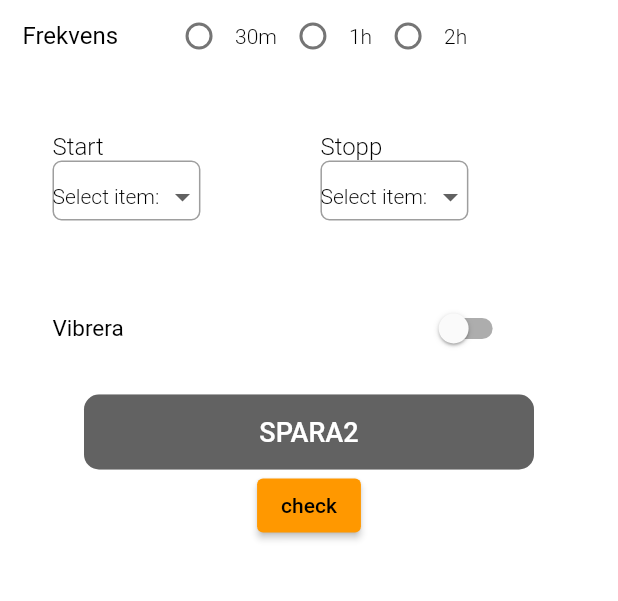
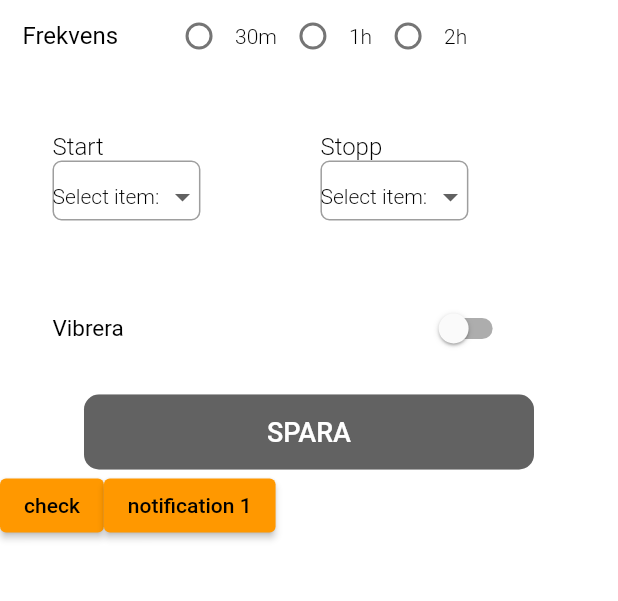
Before and after one commit to nhat091001/projectFlutter, a Flutter app: the OmHjarnFokusScreen screen opened directly, after a tap on the "menu" icon, after a tap on "PÅMINNELSER", on a phone screen of 412 x 824 dp, the part 159-760 px from its top. Run offline on Flutter 3.47's test engine with Material 2 defaults, Android fonts, the phone set to English and light mode, and no system bars; our stand-ins replace audioplayers, expandable, flutter_local_notifications, font_awesome_flutter, hive, hive_flutter and 1 more; missing offline and left inert: custom_check_box, syncfusion_flutter_pdfviewer; accounts and stored records are empty.

Commit message:
update 16-12-2021

```diff
--- a/screen1/lib/main.dart
+++ b/screen1/lib/main.dart
@@ -1,15 +1,12 @@
 import 'dart:io';
 
 import 'package:flutter/material.dart';
-import 'package:flutter/services.dart';
 import 'package:path_provider/path_provider.dart';
 import 'package:screen1/screens/luutru.dart';
 import 'package:screen1/screens/luutru2.dart';
 import './screens/splash_screen.dart';
-import 'package:screen1/screens/ovningar.dart';
 import 'package:hive_flutter/hive_flutter.dart';
 import 'package:hive/hive.dart';
-import 'package:path_provider/path_provider.dart';
 
 void main() async {
   WidgetsFlutterBinding.ensureInitialized();
@@ -27,6 +24,8 @@ void main() async {
 }
 
 class MyApp extends StatefulWidget {
+  const MyApp({Key? key}) : super(key: key);
+
   @override
   _MyAppState createState() => _MyAppState();
 }
@@ -44,54 +43,3 @@ class _MyAppState extends State<MyApp> {
     );
   }
 }
-
-// Text(
-//   '',
-//   style: kTextStyleOH,
-// ),
-// SizedBox(
-//   height: 20,
-// ),
-// Text(
-//   '',
-//   style: kTextStyleOH,
-// ),
-// SizedBox(
-//   height: 20,
-// ),
-// Text(
-//   '',
-//   style: kTextStyleOH,
-// ),
-// SizedBox(
-//   height: 20,
-// ),
-// Text(
-//   '  ',
-//   style: kTextStyleOH,
-// ),
-// SizedBox(
-//   height: 20,
-// ),
-// Text(
-//   '',
-//   style: kTextStyleOH,
-// ),
-// Text(
-//   '',
-//   style: kTextStyleOH,
-// ),
-// SizedBox(
-//   height: 20,
-// ),
-// Text(
-//   '',
-//   style: kTextStyleOH,
-// ),
-// SizedBox(
-//   height: 20,
-// ),
-// Text(
-//   '',
-//   style: kTextStyleOH,
-// ),
--- a/screen1/lib/screens/lib.dart
+++ b/screen1/lib/screens/lib.dart
@@ -1 +1 @@
-// TODO Implement this library.
+// TODO Implement this library
--- a/screen1/lib/screens/omhjarnfokus_screen.dart
+++ b/screen1/lib/screens/omhjarnfokus_screen.dart
@@ -1,9 +1,10 @@
 import 'package:flutter/material.dart';
 import 'package:screen1/screens/end_drawer_screen.dart';
-import '../drawer_screen.dart';
 import '../constants.dart';
 
 class OmHjarnFokusScreen extends StatefulWidget {
+  const OmHjarnFokusScreen({Key? key}) : super(key: key);
+
   @override
   _OmHjarnFokusScreenState createState() => _OmHjarnFokusScreenState();
 }
@@ -54,7 +55,7 @@ class _OmHjarnFokusScreenState extends State<OmHjarnFokusScreen> {
                     height: 10,
                   ),
                   RichText(
-                      text: TextSpan(children: <TextSpan>[
+                      text: TextSpan(children: const <TextSpan>[
                     TextSpan(
                         text:
                             'Johan Bergstad – leg. psykolog, föreläsare och en av Sveriges främsta experter på fokusträning – guidar dig genom övningarna. Läs mer i boken ',
@@ -93,7 +94,7 @@ class _OmHjarnFokusScreenState extends State<OmHjarnFokusScreen> {
                     height: 20,
                   ),
                   RichText(
-                    text: TextSpan(children: <TextSpan>[
+                    text: TextSpan(children: const <TextSpan>[
                       TextSpan(text: 'Lyssna på ', style: kTextStyleOH),
                       TextSpan(text: 'Introduktion ', style: kTextOH),
                       TextSpan(
@@ -120,7 +121,7 @@ class _OmHjarnFokusScreenState extends State<OmHjarnFokusScreen> {
                     height: 20,
                   ),
                   RichText(
-                    text: TextSpan(children: <TextSpan>[
+                    text: TextSpan(children: const <TextSpan>[
                       TextSpan(
                           text: 'Behöver du vila och återhämtning så finns ',
                           style: kTextStyleOH),
@@ -136,7 +137,7 @@ class _OmHjarnFokusScreenState extends State<OmHjarnFokusScreen> {
                     height: 20,
                   ),
                   RichText(
-                    text: TextSpan(children: <TextSpan>[
+                    text: TextSpan(children: const <TextSpan>[
                       TextSpan(
                           text:
                               'Träna bara när det passar utifrån situationen du befinner dig i. Det är till exempel inte lämpligt att öva när du kör bil eller gör något annat som kräver ditt fokus. Om du har fysiska eller psykiska hälsoutmaningar bör du rådfråga en läkare innan du övar. Avstå från stretchrörelserna i',
@@ -152,7 +153,7 @@ class _OmHjarnFokusScreenState extends State<OmHjarnFokusScreen> {
                     height: 20,
                   ),
                   RichText(
-                    text: TextSpan(children: <TextSpan>[
+                    text: TextSpan(children: const <TextSpan>[
                       TextSpan(
                           text:
                               'Hjärnfokus definieras som en icke-dömande uppmärksamhet i nuet. Du kan avsiktligt styra denna uppmärksamhet dit du vill (för mer information, se boken Hjärnfokus sidan 21). Du riktar uppmärksamheten och när den vandrar för du tillbaka den. Tack vare att fokus vandrar får du motståndet som behövs för att lyfta den inre hanteln och träna hjärnan.',
@@ -163,7 +164,7 @@ class _OmHjarnFokusScreenState extends State<OmHjarnFokusScreen> {
                     height: 20,
                   ),
                   RichText(
-                    text: TextSpan(children: <TextSpan>[
+                    text: TextSpan(children: const <TextSpan>[
                       TextSpan(
                           text:
                               'När du har lärt dig en övning kan du själv ställa in tidslängden och öva till ',
@@ -182,7 +183,7 @@ class _OmHjarnFokusScreenState extends State<OmHjarnFokusScreen> {
                     height: 20,
                   ),
                   RichText(
-                    text: TextSpan(children: <TextSpan>[
+                    text: TextSpan(children: const <TextSpan>[
                       TextSpan(text: 'På '),
                       TextSpan(text: 'hjärnfokus.se', style: kTextDecoration),
                       TextSpan(
@@ -195,7 +196,7 @@ class _OmHjarnFokusScreenState extends State<OmHjarnFokusScreen> {
                     height: 20,
                   ),
                   RichText(
-                    text: TextSpan(children: <TextSpan>[
+                    text: TextSpan(children: const <TextSpan>[
                       TextSpan(
                           text: 'Denna app är framtagen av ',
                           style: kTextStyleOH),
@@ -213,7 +214,7 @@ class _OmHjarnFokusScreenState extends State<OmHjarnFokusScreen> {
                     height: 20,
                   ),
                   RichText(
-                    text: TextSpan(children: <TextSpan>[
+                    text: TextSpan(children: const <TextSpan>[
                       TextSpan(
                           text: 'Här kan du läsa om hur vi hanterar ',
                           style: kTextStyleOH),
--- a/screen1/lib/screens/paminelser_screen.dart
+++ b/screen1/lib/screens/paminelser_screen.dart
@@ -2,9 +2,11 @@ import 'package:flutter/material.dart';
 import 'package:hive/hive.dart';
 import 'package:screen1/screens/end_drawer_screen.dart';
 import 'package:screen1/screens/luutru2.dart';
+import 'package:screen1/screens/notification.dart';
 import 'package:screen1/screens/testData2.dart';
 import 'package:screen1/screens/test_validate.dart';
 import '../drawer_screen.dart';
+import 'package:flutter_local_notifications/flutter_local_notifications.dart';
 
 class PaminelserScreen extends StatefulWidget {
   @override
@@ -12,6 +14,8 @@ class PaminelserScreen extends StatefulWidget {
 }
 
 class _PaminelserScreenState extends State<PaminelserScreen> {
+  //FlutterLocalNotificationsPlugin? flutterLocalNotificationsPlugin;
+
   final _formKey = GlobalKey<FormState>();
   bool isSwitched = true;
   bool isSwitched1 = false;
@@ -101,9 +105,28 @@ class _PaminelserScreenState extends State<PaminelserScreen> {
     // TODO: implement initState
     getFriendsBox();
     selected = 0;
-
+    // var androidIntialize = new AndroidInitializationSettings("light");
+    // var iOSInitialize = new IOSInitializationSettings(
+    //     requestSoundPermission: false,
+    //     requestBadgePermission: false,
+    //     requestAlertPermission: false);
+    // var initializationSettings = new InitializationSettings(
+    //     android: androidIntialize, iOS: iOSInitialize);
+    // flutterLocalNotificationsPlugin = new FlutterLocalNotificationsPlugin();
+    // flutterLocalNotificationsPlugin?.initialize(initializationSettings);
     super.initState();
   }
+
+  // Future _showNotification() async {
+  //   var androidDetails = new AndroidNotificationDetails(
+  //       'channelId', 'channelName',
+  //       importance: Importance.high);
+  //   var iosDetails = new IOSNotificationDetails();
+  //   var generalNotificationDetails =
+  //       new NotificationDetails(android: androidDetails, iOS: iosDetails);
+  //   await flutterLocalNotificationsPlugin?.show(0, 'notification title',
+  //       'notification body1', generalNotificationDetails);
+  // }
 
   @override
   Widget build(BuildContext context) {
@@ -405,14 +428,17 @@ class _PaminelserScreenState extends State<PaminelserScreen> {
                             print(noteChoose1);
                             print(noteSwitch1);
                             print("số lượng ${myBox?.length}");
+                            //_showNotification();
                           }
                         : null,
-                    child: Text('SPARA2',
+                    child: Text('SPARA',
                         style: TextStyle(color: Colors.white, fontSize: 18)),
                   ),
                 ),
                 Container(
-                  child: ElevatedButton(
+                  child: Row(
+                    children: [
+                      ElevatedButton(
                         child: Text('check'),
                         onPressed: () {
                           setState(() {
@@ -422,6 +448,19 @@ class _PaminelserScreenState extends State<PaminelserScreen> {
                                     builder: (context) => TestData2()));
                           });
                         },
+                      ),
+                      ElevatedButton(
+                        child: Text('notification 1'),
+                        onPressed: () {
+                          setState(() {
+                            Navigator.push(
+                                context,
+                                MaterialPageRoute(
+                                    builder: (context) => TestNotification()));
+                          });
+                        },
+                      ),
+                    ],
                   ),
                 ),
               ],
--- a/screen1/lib/screens/smakprov_boken_screen.dart
+++ b/screen1/lib/screens/smakprov_boken_screen.dart
@@ -3,6 +3,8 @@ import 'package:screen1/screens/end_drawer_screen.dart';
 import 'package:syncfusion_flutter_pdfviewer/pdfviewer.dart';
 
 class SmakprovbokenScreen extends StatefulWidget {
+  const SmakprovbokenScreen({Key? key}) : super(key: key);
+
   @override
   _SmakprovbokenScreenState createState() => _SmakprovbokenScreenState();
 }
--- a/screen1/lib/screens/splash_screen.dart
+++ b/screen1/lib/screens/splash_screen.dart
@@ -1,10 +1,11 @@
 import 'dart:async';
 import 'package:flutter/material.dart';
 import 'package:screen1/onbroading/onbroading_screen.dart';
-import 'package:screen1/screens/end_drawer_screen.dart';
 import '../constants.dart';
 
 class SplashScreen extends StatefulWidget {
+  const SplashScreen({Key? key}) : super(key: key);
+
   @override
   _SplashScreenState createState() => _SplashScreenState();
 }
--- a/screen1/pubspec.yaml
+++ b/screen1/pubspec.yaml
@@ -53,6 +53,7 @@ dependencies:
   hive: ^2.0.4
   hive_flutter: ^1.1.0
   intl: ^0.17.0
+  flutter_local_notifications: ^9.1.5
 
 dev_dependencies:
   hive_generator: ^1.1.1
```
Also changed, not shown: screen1/lib/onbroading/onbroading_screen.dart (+2 -5 lines), screen1/lib/screens/notification.dart (added, +62 -0 lines), screen1/lib/screens/ovningar.dart (+22 -22 lines), screen1/lib/screens/register2_screen.dart (+48 -23 lines), screen1/lib/screens/register_screen.dart (+7 -11 lines), screen1/lib/screens/test_validate.dart (+12 -15 lines), screen1/pubspec.lock, 2 other files. Lines whose indentation alone changed are shown as unchanged.
